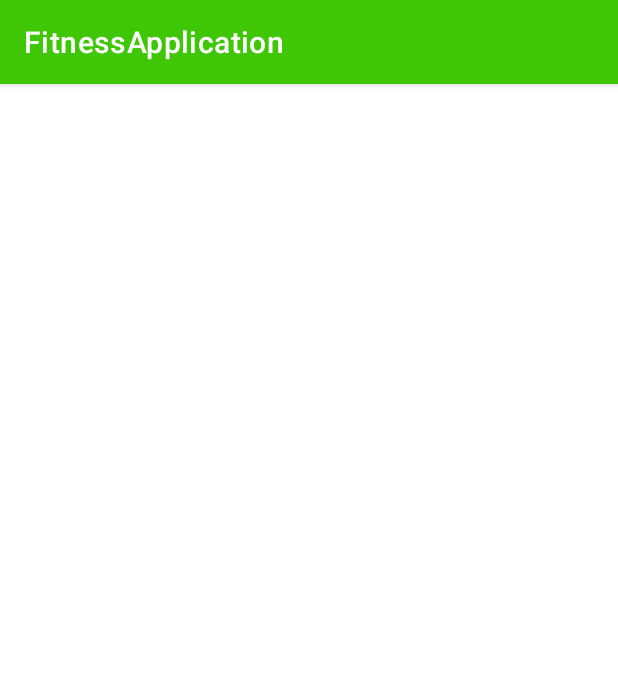
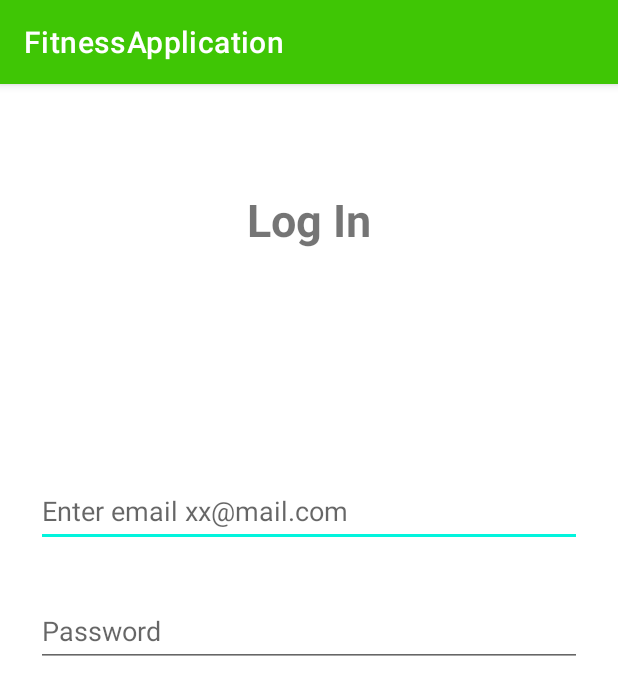
Before and after one commit to Wheazzzy/ASimpleApplicationFitness15DaysMotivation, an Android app: the LogInActivity screen opened directly, with no data from a screen before it, on a phone screen of 412 x 824 dp. Shown: the top 695 px of the screen. Run offline under Robolectric (Android 15) with nearby library versions, the phone set to English and light mode, and no system bars.

Commit message:
Created textview login and password for login

```diff
--- a/app/src/main/res/layout/activity_log_in.xml
+++ b/app/src/main/res/layout/activity_log_in.xml
@@ -6,4 +6,45 @@
     android:layout_height="match_parent"
     tools:context=".LogInActivity">
 
+    <TextView
+        android:id="@+id/textViewLogin"
+        android:layout_width="wrap_content"
+        android:layout_height="wrap_content"
+        android:layout_marginTop="70dp"
+        android:text="Log In"
+        android:textSize="30sp"
+        android:textStyle="bold"
+        app:layout_constraintEnd_toEndOf="parent"
+        app:layout_constraintStart_toStartOf="parent"
+        app:layout_constraintTop_toTopOf="parent" />
+
+    <EditText
+        android:id="@+id/editTextTextLogin"
+        android:layout_width="0dp"
+        android:layout_height="wrap_content"
+        android:layout_marginStart="24dp"
+        android:layout_marginTop="150dp"
+        android:layout_marginEnd="24dp"
+        android:ems="10"
+        android:hint="Enter email xx@mail.com"
+        android:inputType="textPersonName"
+        android:minHeight="48dp"
+        app:layout_constraintEnd_toEndOf="parent"
+        app:layout_constraintStart_toStartOf="parent"
+        app:layout_constraintTop_toBottomOf="@+id/textViewLogin" />
+
+    <EditText
+        android:id="@+id/editTextTextPassword"
+        android:layout_width="0dp"
+        android:layout_height="wrap_content"
+        android:layout_marginStart="24dp"
+        android:layout_marginTop="32dp"
+        android:layout_marginEnd="24dp"
+        android:ems="10"
+        android:hint="Password"
+        android:inputType="textPassword"
+        android:minHeight="48dp"
+        app:layout_constraintEnd_toEndOf="parent"
+        app:layout_constraintStart_toStartOf="parent"
+        app:layout_constraintTop_toBottomOf="@+id/editTextTextLogin" />
 </androidx.constraintlayout.widget.ConstraintLayout>
--- a/app/src/main/res/layout/activity_main.xml
+++ b/app/src/main/res/layout/activity_main.xml
@@ -6,53 +6,9 @@
     android:layout_width="match_parent"
     android:layout_height="match_parent"
     tools:context=".MainActivity"
-    android:background="@color/white">
+    android:background="#B9FFFFFF">
 
-<!--    <TextView-->
-<!--        android:id="@+id/start_title"-->
-<!--        android:layout_width="match_parent"-->
-<!--        android:layout_height="wrap_content"-->
-<!--        android:fontFamily="@font/montserrat"-->
-<!--        android:text="Welcome to fitness application"-->
-<!--        android:textColor="@color/white"-->
-<!--        android:textSize="30sp"-->
-<!--        android:textStyle="bold"-->
-<!--        app:layout_constraintEnd_toEndOf="parent"-->
-<!--        app:layout_constraintStart_toStartOf="parent"-->
-<!--        app:layout_constraintTop_toTopOf="parent" />-->
 
-<!--    <Button-->
-<!--        android:id="@+id/button_register"-->
-<!--        android:layout_width="0dp"-->
-<!--        android:layout_height="wrap_content"-->
-<!--        android:layout_marginTop="560dp"-->
-<!--        android:text="Register"-->
-<!--        app:layout_constraintEnd_toEndOf="parent"-->
-<!--        app:layout_constraintHorizontal_bias="0.6"-->
-<!--        app:layout_constraintStart_toStartOf="parent"-->
-<!--        app:layout_constraintTop_toBottomOf="@+id/start_title" />-->
-
-<!--    <Button-->
-<!--        android:id="@+id/button_login"-->
-<!--        android:layout_width="0dp"-->
-<!--        android:layout_height="wrap_content"-->
-<!--        android:text="Login"-->
-<!--        app:layout_constraintBottom_toTopOf="@+id/button_register"-->
-<!--        app:layout_constraintEnd_toEndOf="parent"-->
-<!--        app:layout_constraintHorizontal_bias="0.6"-->
-<!--        app:layout_constraintStart_toStartOf="parent"-->
-<!--        app:layout_constraintTop_toBottomOf="@+id/start_title"-->
-<!--        app:layout_constraintVertical_bias="1.0" />-->
-
-<!--    <ImageView-->
-<!--        android:id="@+id/imageView_main"-->
-<!--        android:layout_width="0dp"-->
-<!--        android:layout_height="0dp"-->
-<!--        app:layout_constraintBottom_toTopOf="@+id/button_login"-->
-<!--        app:layout_constraintEnd_toEndOf="parent"-->
-<!--        app:layout_constraintStart_toStartOf="parent"-->
-<!--        app:layout_constraintTop_toBottomOf="@+id/start_title"-->
-<!--        app:srcCompat="@drawable/logo_splash_screen" />-->
 
 
 </androidx.constraintlayout.widget.ConstraintLayout>
```
Also changed, not shown: app/src/main/res/drawable/main.jpg (deleted).
